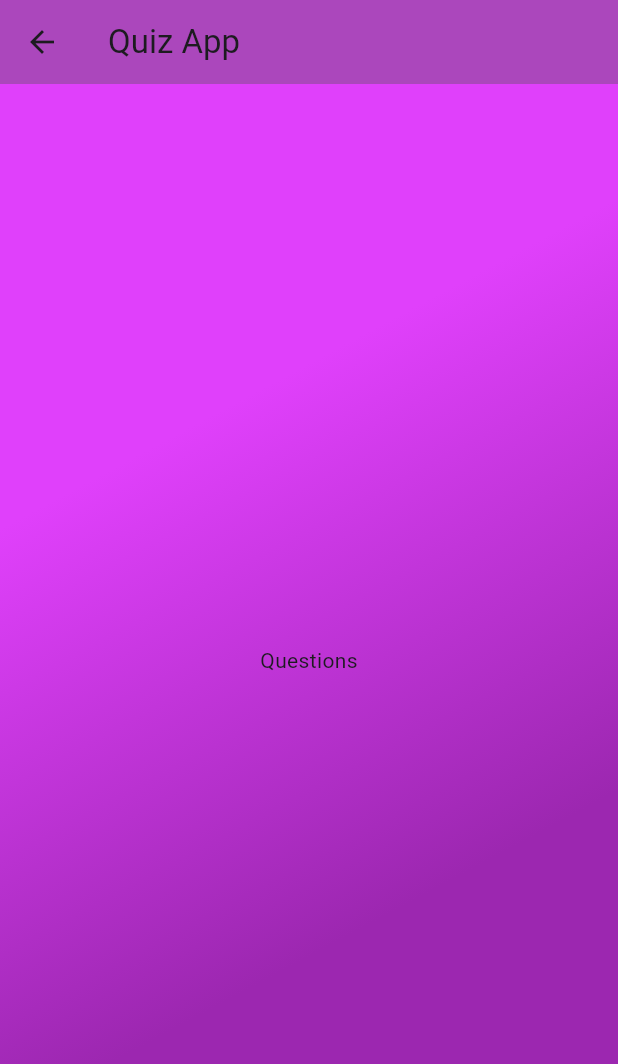
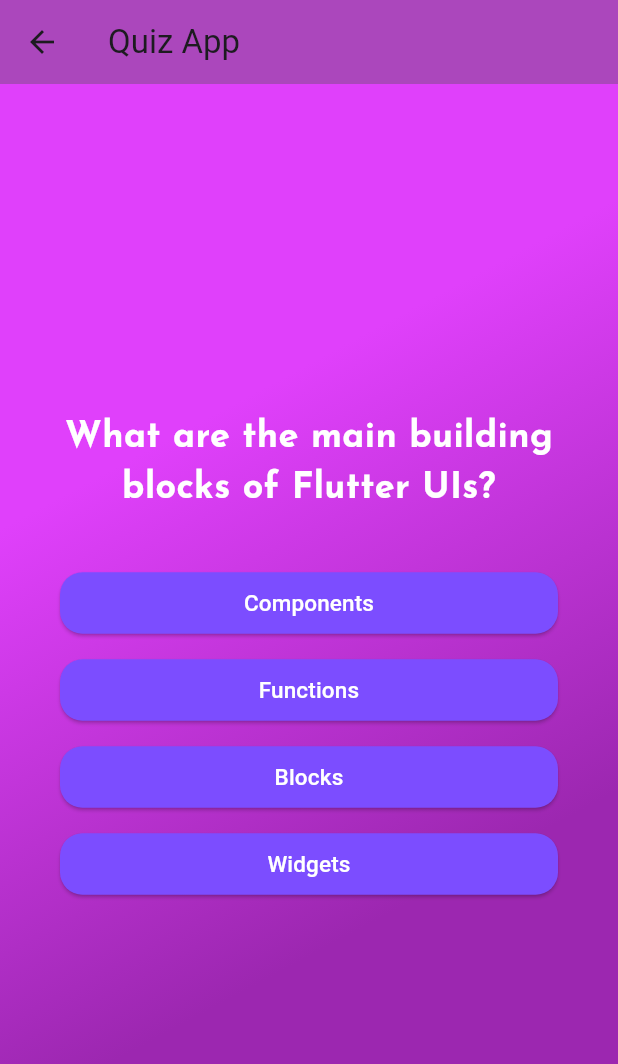
Before and after one commit to danielmielle/flutter_guide, a Flutter app: the QuizApp screen opened directly, after a tap on "Start Quiz", on a phone screen of 412 x 824 dp. Shown: the top 1064 px of the screen. Run offline on Flutter 3.47's test engine with Material 3 defaults, Android fonts, the phone set to English and light mode, and no system bars; our stand-ins replace google_fonts; Roboto replaces fonts that are missing (Acme).

Commit message:
update Quiz APP
added questions to model
data
loop
data bindings

```diff
--- a/lib/common/styled_text.dart
+++ b/lib/common/styled_text.dart
@@ -4,9 +4,9 @@ class StyledText extends StatelessWidget {
   const StyledText(this.text, this.fontSize, this.fontWeight, this.color, {super.key});
 
   final String text;
-  final double fontSize;
-  final FontWeight fontWeight;
-  final Color color;
+  final double? fontSize;
+  final FontWeight? fontWeight;
+  final Color? color;
 
   @override
   Widget build(context) {
--- /dev/null
+++ b/lib/quiz_app/answer_button.dart
@@ -0,0 +1,35 @@
+import 'package:flutter/material.dart';
+import 'package:google_fonts/google_fonts.dart';
+
+class AnswerButton extends StatelessWidget {
+  const AnswerButton(
+      {super.key, required this.answerText, required this.onTap});
+
+  final String answerText;
+  final void Function() onTap;
+
+  @override
+  Widget build(BuildContext context) {
+    return Padding(
+      padding: const EdgeInsets.symmetric(vertical: 5, horizontal: 0),
+      child: ElevatedButton(
+        onPressed: onTap,
+        style: ElevatedButton.styleFrom(
+          padding: const EdgeInsets.symmetric(vertical: 10, horizontal: 40),
+          backgroundColor: Colors.deepPurpleAccent,
+          foregroundColor: Colors.white,
+          shape: RoundedRectangleBorder(
+            borderRadius: BorderRadius.circular(15),
+          ),
+        ),
+        child: Text(
+          answerText,
+          textAlign: TextAlign.center,
+          style: GoogleFonts.acme(
+            fontSize: 15,
+          ),
+        ),
+      ),
+    );
+  }
+}
--- /dev/null
+++ b/lib/quiz_app/data/questions.dart
@@ -0,0 +1,56 @@
+import 'package:flutter_guide/quiz_app/models/quiz_questions.dart';
+
+
+  List<QuizQuestion> questions = [
+   QuizQuestion(
+     'What are the main building blocks of Flutter UIs?',
+     [
+       'Widgets',
+       'Components',
+       'Blocks',
+       'Functions',
+     ],
+   ),
+   QuizQuestion('How are Flutter UIs built?', [
+     'By combining widgets in code',
+     'By combining widgets in a visual editor',
+     'By defining widgets in config files',
+     'By using XCode for iOS and Android Studio for Android',
+   ]),
+   QuizQuestion(
+     'What\'s the purpose of a StatefulWidget?',
+     [
+       'Update UI as data changes',
+       'Update data as UI changes',
+       'Ignore data changes',
+       'Render UI that does not depend on data',
+     ],
+   ),
+   QuizQuestion(
+     'Which widget should you try to use more often: StatelessWidget or StatefulWidget?',
+     [
+       'StatelessWidget',
+       'StatefulWidget',
+       'Both are equally good',
+       'None of the above',
+     ],
+   ),
+   QuizQuestion(
+     'What happens if you change data in a StatelessWidget?',
+     [
+       'The UI is not updated',
+       'The UI is updated',
+       'The closest StatefulWidget is updated',
+       'Any nested StatefulWidgets are updated',
+     ],
+   ),
+   QuizQuestion(
+     'How should you update data inside of StatefulWidgets?',
+     [
+       'By calling setState()',
+       'By calling updateData()',
+       'By calling updateUI()',
+       'By calling updateState()',
+     ],
+   ),
+ ];
--- /dev/null
+++ b/lib/quiz_app/models/quiz_questions.dart
@@ -0,0 +1,11 @@
+class QuizQuestion {
+  QuizQuestion(this.text, this.answers);
+  final String text;
+  final List<String> answers;
+
+  List<String> getShuffledAnswers(){
+    final shuffledList = List.of(answers);
+    shuffledList.shuffle();
+    return shuffledList;
+  }
+}
--- a/lib/quiz_app/questions_screen.dart
+++ b/lib/quiz_app/questions_screen.dart
@@ -1,17 +1,60 @@
 import 'package:flutter/material.dart';
+import 'package:flutter_guide/quiz_app/answer_button.dart';
+import 'package:flutter_guide/quiz_app/data/questions.dart';
+import 'package:google_fonts/google_fonts.dart';
 
 class QuestionsScreen extends StatefulWidget {
-  const QuestionsScreen({super.key});
+  const QuestionsScreen({required this.onSelectAnswer, super.key});
+
+  final void Function(String answer) onSelectAnswer;
 
   @override
   State<QuestionsScreen> createState() => _QuestionsScreenState();
 }
 
 class _QuestionsScreenState extends State<QuestionsScreen> {
+  var currentQuestionIndex = 0;
+
+  void answerQuestion(String selectedAnswer){
+    widget.onSelectAnswer(selectedAnswer);
+    setState(() {
+      currentQuestionIndex ++;
+    });
+  }
+
   @override
   Widget build(BuildContext context) {
-    return const Center(
-      child: Text('Questions'),
+    final currentQuestion = questions[currentQuestionIndex];
+
+    return SizedBox(
+      width: double.infinity,
+      child: Container(
+        margin: const EdgeInsets.all(40),
+        child: Column(
+          mainAxisAlignment: MainAxisAlignment.center,
+          crossAxisAlignment: CrossAxisAlignment.stretch,
+          children: [
+            Text(
+              currentQuestion.text,
+              style: GoogleFonts.josefinSans(
+                color: Colors.white,
+                fontSize: 24,
+                fontWeight: FontWeight.bold,
+              ),
+              textAlign: TextAlign.center,
+            ),
+            const SizedBox(height: 30),
+            ...currentQuestion.getShuffledAnswers().map((answer) {
+              return AnswerButton(
+                answerText: answer,
+                onTap: (){
+                  answerQuestion(answer);
+                },
+              );
+            }),
+          ],
+        ),
+      ),
     );
   }
 }
--- a/lib/quiz_app/quiz_app_main.dart
+++ b/lib/quiz_app/quiz_app_main.dart
@@ -1,5 +1,7 @@
 import 'package:flutter/material.dart';
+import 'package:flutter_guide/quiz_app/data/questions.dart';
 import 'package:flutter_guide/quiz_app/questions_screen.dart';
+import 'package:flutter_guide/quiz_app/results_screen.dart';
 import 'package:flutter_guide/quiz_app/start_screen.dart';
 
 class QuizApp extends StatefulWidget {
@@ -10,19 +12,43 @@ class QuizApp extends StatefulWidget {
 }
 
 class _QuizAppState extends State<QuizApp> {
-  Widget? activeScreen;
-  @override
-  void initState() {
-    activeScreen = StartScreen(switchScreen);
-    super.initState();
-  }
-  switchScreen(){
+  // Widget? activeScreen;
+  List<String> selectedAnswers = [];
+  var activeScreen = 'start-screen';
+
+  // void initState() {
+  //   activeScreen = StartScreen(switchScreen);
+  //   super.initState();
+  // }
+  void switchScreen() {
     setState(() {
-      activeScreen = const QuestionsScreen();
+      activeScreen = 'question-screen';
     });
   }
+
+  void chooseAnswer(String answer) {
+      selectedAnswers.add(answer);
+      if(selectedAnswers.length == questions.length){
+        setState(() {
+          selectedAnswers = [];
+          activeScreen = 'results-screen';
+        });
+      }
+  }
+
   @override
   Widget build(BuildContext context) {
+    // final screenWidget = activeScreen == 'start-screen'
+    //     ? StartScreen(switchScreen)
+    //     : const QuestionsScreen();
+
+    Widget screenWidget = StartScreen(switchScreen);
+    if (activeScreen == 'question-screen'){
+      screenWidget =  QuestionsScreen(onSelectAnswer: chooseAnswer);
+    }else if (activeScreen == 'results-screen'){
+      screenWidget =  ResultsScreen(chosenAnswers: selectedAnswers);
+    }
+
     return Scaffold(
       appBar: AppBar(
         backgroundColor: Colors.purple[400],
@@ -37,7 +63,7 @@ class _QuizAppState extends State<QuizApp> {
             stops: [0.3, 0.7],
           ),
         ),
-        child: activeScreen,
+        child: screenWidget,
       ),
     );
   }
--- a/pubspec.yaml
+++ b/pubspec.yaml
@@ -35,6 +35,7 @@ dependencies:
   # The following adds the Cupertino Icons font to your application.
   # Use with the CupertinoIcons class for iOS style icons.
   cupertino_icons: ^1.0.2
+  google_fonts: ^6.2.1
 
 dev_dependencies:
   flutter_test:
```
Also changed, not shown: lib/quiz_app/questions_summary.dart (added, +22 -0 lines), lib/quiz_app/results_screen.dart (added, +52 -0 lines), pubspec.lock.
